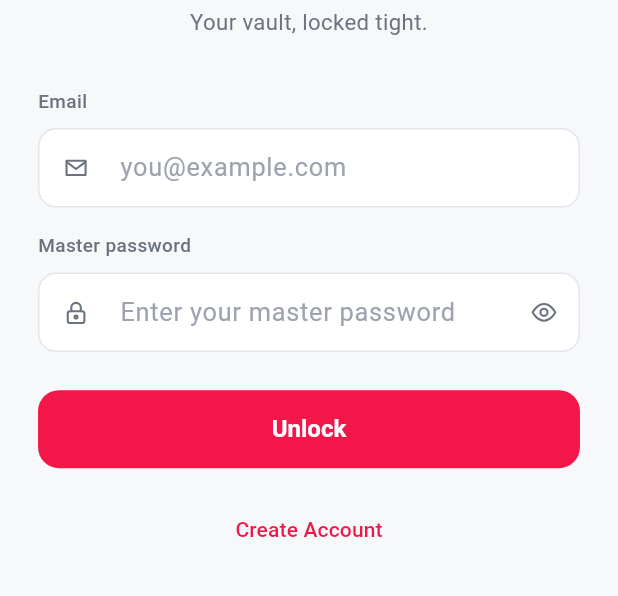
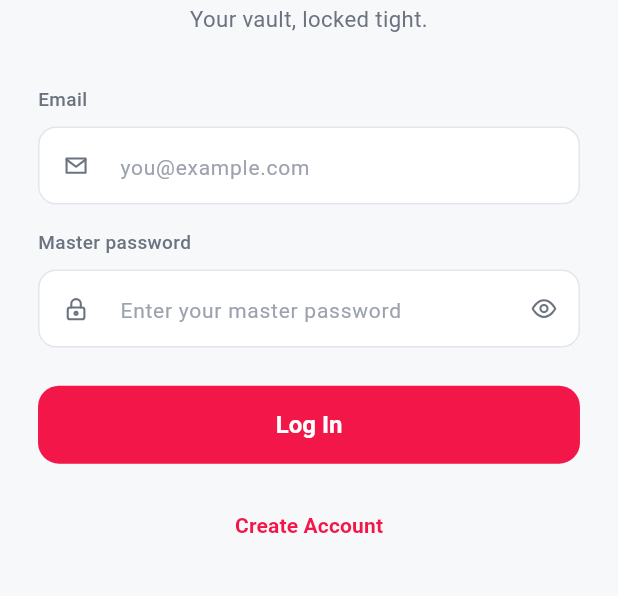
Before and after one commit to alvarule/nucleus, a Flutter app: the screen it shows after launch, on a phone screen of 412 x 824 dp, the part 304-900 px from its top. Run offline on Flutter 3.47's test engine with Material 3 defaults, Android fonts, the phone set to English and light mode, and no system bars; our stand-ins replace equatable, flutter_dotenv, flutter_riverpod, flutter_secure_storage, flutter_svg, go_router and 5 more; missing offline and left inert: cryptography, screen_protector; accounts and stored records are empty.

Commit message:
fix: font sizes and wording fixed

```diff
--- a/lib/core/theme/app_theme.dart
+++ b/lib/core/theme/app_theme.dart
@@ -27,6 +27,62 @@ abstract final class AppTheme {
       scaffoldBackgroundColor: colors.bg,
       extensions: [colors],
       fontFamily: 'Roboto',
+      textTheme: TextTheme(
+        displayLarge: TextStyle(
+          color: colors.textPrimary,
+          fontSize: 28,
+          fontWeight: FontWeight.w700,
+          height: 1.25,
+        ),
+        headlineMedium: TextStyle(
+          color: colors.textPrimary,
+          fontSize: 22,
+          fontWeight: FontWeight.w700,
+          height: 1.3,
+        ),
+        titleLarge: TextStyle(
+          color: colors.textPrimary,
+          fontSize: 18,
+          fontWeight: FontWeight.w700,
+          height: 1.3,
+        ),
+        titleMedium: TextStyle(
+          color: colors.textPrimary,
+          fontSize: 16,
+          fontWeight: FontWeight.w600,
+          height: 1.35,
+        ),
+        bodyLarge: TextStyle(
+          color: colors.textPrimary,
+          fontSize: 16,
+          fontWeight: FontWeight.w400,
+          height: 1.4,
+        ),
+        bodyMedium: TextStyle(
+          color: colors.textPrimary,
+          fontSize: 14,
+          fontWeight: FontWeight.w400,
+          height: 1.4,
+        ),
+        bodySmall: TextStyle(
+          color: colors.textSecondary,
+          fontSize: 12,
+          fontWeight: FontWeight.w400,
+          height: 1.35,
+        ),
+        labelLarge: TextStyle(
+          color: colors.textPrimary,
+          fontSize: 14,
+          fontWeight: FontWeight.w600,
+          height: 1.3,
+        ),
+        labelMedium: TextStyle(
+          color: colors.textSecondary,
+          fontSize: 12,
+          fontWeight: FontWeight.w500,
+          height: 1.3,
+        ),
+      ),
       appBarTheme: AppBarTheme(
         backgroundColor: colors.bg,
         foregroundColor: colors.textPrimary,
@@ -37,15 +93,27 @@ abstract final class AppTheme {
             : SystemUiOverlayStyle.dark,
         titleTextStyle: TextStyle(
           color: colors.textPrimary,
-          fontSize: 22,
+          fontSize: 20,
           fontWeight: FontWeight.w700,
+        ),
+      ),
+      listTileTheme: ListTileThemeData(
+        titleTextStyle: TextStyle(
+          color: colors.textPrimary,
+          fontSize: 16,
+          fontWeight: FontWeight.w600,
+        ),
+        subtitleTextStyle: TextStyle(
+          color: colors.textSecondary,
+          fontSize: 12,
+          fontWeight: FontWeight.w400,
         ),
       ),
       inputDecorationTheme: InputDecorationTheme(
         filled: true,
         fillColor: colors.surface,
-        hintStyle: TextStyle(color: colors.textTertiary),
-        labelStyle: TextStyle(color: colors.textSecondary),
+        hintStyle: TextStyle(color: colors.textTertiary, fontSize: 14),
+        labelStyle: TextStyle(color: colors.textSecondary, fontSize: 12),
         contentPadding: const EdgeInsets.symmetric(horizontal: 16, vertical: 14),
         border: OutlineInputBorder(
           borderRadius: BorderRadius.circular(12),
@@ -83,7 +151,7 @@ abstract final class AppTheme {
       dividerTheme: DividerThemeData(color: colors.border, thickness: 1),
       snackBarTheme: SnackBarThemeData(
         backgroundColor: colors.surfaceMuted,
-        contentTextStyle: TextStyle(color: colors.textPrimary),
+        contentTextStyle: TextStyle(color: colors.textPrimary, fontSize: 14),
         behavior: SnackBarBehavior.floating,
       ),
       bottomNavigationBarTheme: BottomNavigationBarThemeData(
@@ -93,6 +161,16 @@ abstract final class AppTheme {
         type: BottomNavigationBarType.fixed,
         elevation: 0,
       ),
+      navigationBarTheme: NavigationBarThemeData(
+        labelTextStyle: WidgetStateProperty.resolveWith((states) {
+          final selected = states.contains(WidgetState.selected);
+          return TextStyle(
+            fontSize: 12,
+            fontWeight: selected ? FontWeight.w600 : FontWeight.w500,
+            color: selected ? colors.primary : colors.textTertiary,
+          );
+        }),
+      ),
     );
   }
 }
--- a/lib/features/auth/presentation/pages/login_page.dart
+++ b/lib/features/auth/presentation/pages/login_page.dart
@@ -124,7 +124,7 @@ class _LoginPageState extends ConsumerState<LoginPage> {
                 ],
                 SizedBox(height: scale.lg),
                 PrimaryButton(
-                  label: 'Unlock',
+                  label: 'Log In',
                   loading: auth.loading,
                   onPressed: _submit,
                 ),
--- a/lib/features/auth/presentation/pages/signup_page.dart
+++ b/lib/features/auth/presentation/pages/signup_page.dart
@@ -127,7 +127,7 @@ class _SignupPageState extends ConsumerState<SignupPage> {
                 ],
                 SizedBox(height: scale.lg),
                 PrimaryButton(
-                  label: 'Create vault',
+                  label: 'Create Vault',
                   loading: auth.loading,
                   onPressed: _submit,
                 ),
--- a/lib/features/generator/presentation/pages/generator_page.dart
+++ b/lib/features/generator/presentation/pages/generator_page.dart
@@ -72,7 +72,10 @@ class _GeneratorPageState extends ConsumerState<GeneratorPage> {
           SizedBox(height: scale.lg),
           Text(
             'Length: ${_length.round()}',
-            style: TextStyle(color: colors.textSecondary),
+            style: TextStyle(
+              color: colors.textSecondary,
+              fontSize: scale.fontMd,
+            ),
           ),
           Slider(
             value: _length,
--- a/lib/features/health/presentation/pages/health_page.dart
+++ b/lib/features/health/presentation/pages/health_page.dart
@@ -79,7 +79,10 @@ class HealthPage extends ConsumerWidget {
           if (rows.isEmpty)
             Text(
               'Add password items to see health insights.',
-              style: TextStyle(color: colors.textSecondary),
+              style: TextStyle(
+                color: colors.textSecondary,
+                fontSize: scale.fontMd,
+              ),
             )
           else
             ...rows.map((row) {
@@ -109,6 +112,7 @@ class HealthPage extends ConsumerWidget {
                             row.item.label,
                             style: TextStyle(
                               fontWeight: FontWeight.w600,
+                              fontSize: scale.fontLg,
                               color: colors.textPrimary,
                             ),
                           ),
--- a/lib/features/unlock/presentation/pages/unlock_page.dart
+++ b/lib/features/unlock/presentation/pages/unlock_page.dart
@@ -51,7 +51,7 @@ class _UnlockPageState extends ConsumerState<UnlockPage> {
     final confirmed = await showDialog<bool>(
       context: context,
       builder: (ctx) => AlertDialog(
-        title: const Text('Sign Out?'),
+        title: const Text('Log Out?'),
         content: const Text('You will need your master password to unlock again.'),
         actions: [
           TextButton(
@@ -60,7 +60,7 @@ class _UnlockPageState extends ConsumerState<UnlockPage> {
           ),
           TextButton(
             onPressed: () => Navigator.pop(ctx, true),
-            child: Text('Sign Out', style: TextStyle(color: colors.danger)),
+            child: Text('Log Out', style: TextStyle(color: colors.danger)),
           ),
         ],
       ),
@@ -169,14 +169,14 @@ class _UnlockPageState extends ConsumerState<UnlockPage> {
               ],
               SizedBox(height: scale.lg),
               PrimaryButton(
-                label: 'Continue',
+                label: 'Unlock',
                 loading: session.status == VaultSessionStatus.unlocking,
                 onPressed: _submitPassword,
               ),
               const Spacer(),
               TextButton(
                 onPressed: _confirmSignOut,
-                child: Text('Sign Out', style: TextStyle(color: colors.textSecondary)),
+                child: Text('Log Out', style: TextStyle(color: colors.textSecondary)),
               ),
             ],
           ),
```
Also changed, not shown: lib/features/settings/presentation/pages/settings_page.dart (+24 -9 lines).
